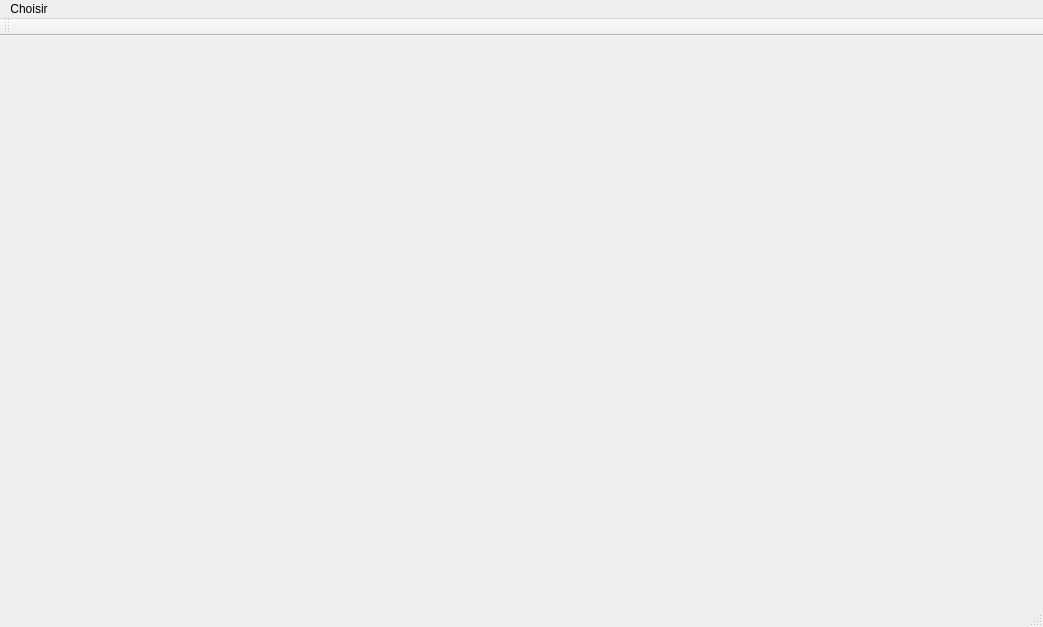
Qt form DMXProject/DMXProject.ui (fbotel17/DMXProject) before a commit.
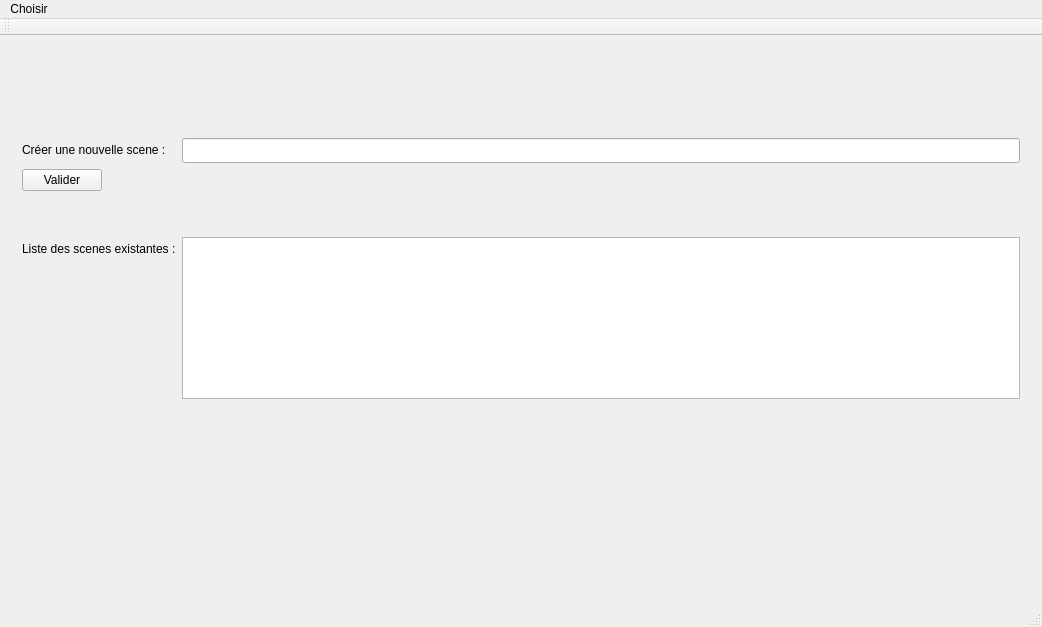
The same form after that commit. The open tabs and pages were chosen to show the change.

Commit message: scene ok

What changed in the file:
```diff
--- a/DMXProject/DMXProject.ui
+++ b/DMXProject/DMXProject.ui
@@ -6,20 +6,144 @@
    <rect>
     <x>0</x>
     <y>0</y>
-    <width>1043</width>
+    <width>1042</width>
     <height>627</height>
    </rect>
   </property>
   <property name="windowTitle">
    <string>DMXProject</string>
   </property>
-  <widget class="QWidget" name="centralWidget"/>
+  <widget class="QWidget" name="centralWidget">
+   <layout class="QVBoxLayout" name="verticalLayout">
+    <item>
+     <widget class="QStackedWidget" name="stackedWidget">
+      <property name="currentIndex">
+       <number>1</number>
+      </property>
+      <widget class="QWidget" name="page_3">
+       <widget class="QWidget" name="formLayoutWidget">
+        <property name="geometry">
+         <rect>
+          <x>0</x>
+          <y>80</y>
+          <width>1020</width>
+          <height>283</height>
+         </rect>
+        </property>
+        <layout class="QFormLayout" name="formLayout">
+         <item row="9" column="0">
+          <widget class="QLabel" name="label">
+           <property name="text">
+            <string>Liste des scenes existantes :</string>
+           </property>
+          </widget>
+         </item>
+         <item row="6" column="0">
+          <widget class="QPushButton" name="pushButtonValider">
+           <property name="layoutDirection">
+            <enum>Qt::LeftToRight</enum>
+           </property>
+           <property name="text">
+            <string>Valider</string>
+           </property>
+           <property name="autoDefault">
+            <bool>false</bool>
+           </property>
+           <property name="default">
+            <bool>false</bool>
+           </property>
+           <property name="flat">
+            <bool>false</bool>
+           </property>
+          </widget>
+         </item>
+         <item row="1" column="1">
+          <widget class="QLineEdit" name="lineEditNomScene">
+           <property name="minimumSize">
+            <size>
+             <width>50</width>
+             <height>25</height>
+            </size>
+           </property>
+          </widget>
+         </item>
+         <item row="1" column="0">
+          <widget class="QLabel" name="labelNomScene">
+           <property name="text">
+            <string>Créer une nouvelle scene : </string>
+           </property>
+          </widget>
+         </item>
+         <item row="9" column="1">
+          <widget class="QListWidget" name="listWidget"/>
+         </item>
+         <item row="7" column="0">
+          <widget class="QLabel" name="label_2">
+           <property name="text">
+            <string/>
+           </property>
+          </widget>
+         </item>
+         <item row="8" column="0">
+          <widget class="QLabel" name="label_3">
+           <property name="text">
+            <string/>
+           </property>
+          </widget>
+         </item>
+        </layout>
+       </widget>
+      </widget>
+      <widget class="QWidget" name="page_4">
+       <widget class="QWidget" name="formLayoutWidget_2">
+        <property name="geometry">
+         <rect>
+          <x>70</x>
+          <y>50</y>
+          <width>881</width>
+          <height>401</height>
+         </rect>
+        </property>
+        <layout class="QFormLayout" name="formLayout_2">
+         <item row="1" column="0">
+          <widget class="QLabel" name="label_4">
+           <property name="text">
+            <string>Selectionnez vos equipements :</string>
+           </property>
+          </widget>
+         </item>
+         <item row="1" column="1">
+          <layout class="QVBoxLayout" name="verticalLayoutEquipements">
+           <item>
+            <widget class="QCheckBox" name="widgetEquipements">
+             <property name="text">
+              <string>CheckBox</string>
+             </property>
+            </widget>
+           </item>
+          </layout>
+         </item>
+         <item row="0" column="1">
+          <widget class="QCheckBox" name="checkBox">
+           <property name="text">
+            <string>CheckBox</string>
+           </property>
+          </widget>
+         </item>
+        </layout>
+       </widget>
+      </widget>
+      <widget class="QWidget" name="page_5"/>
+     </widget>
+    </item>
+   </layout>
+  </widget>
   <widget class="QMenuBar" name="menuBar">
    <property name="geometry">
     <rect>
      <x>0</x>
      <y>0</y>
-     <width>1043</width>
+     <width>1042</width>
      <height>26</height>
     </rect>
    </property>
@@ -32,6 +156,9 @@
    <addaction name="menuChoisir"/>
   </widget>
   <widget class="QToolBar" name="mainToolBar">
+   <property name="styleSheet">
+    <string notr="true"/>
+   </property>
    <attribute name="toolBarArea">
     <enum>TopToolBarArea</enum>
    </attribute>
```
Left out of the diff: 12 changed lines with no effect on the pictures. The commit also changes 3 other files.
